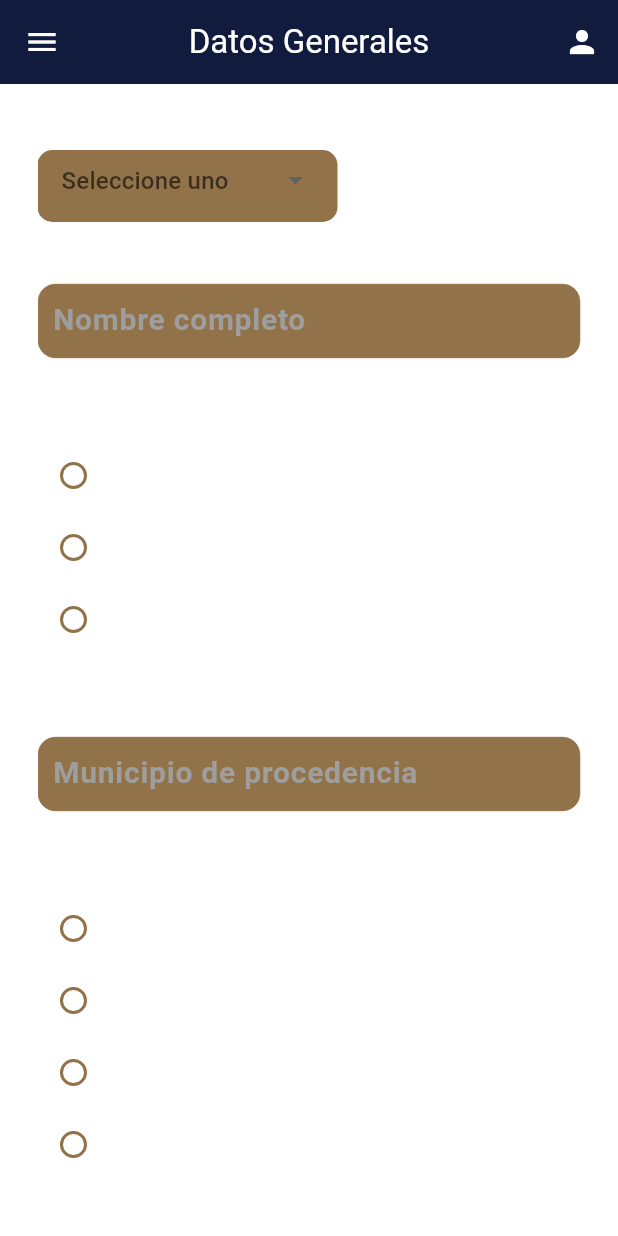
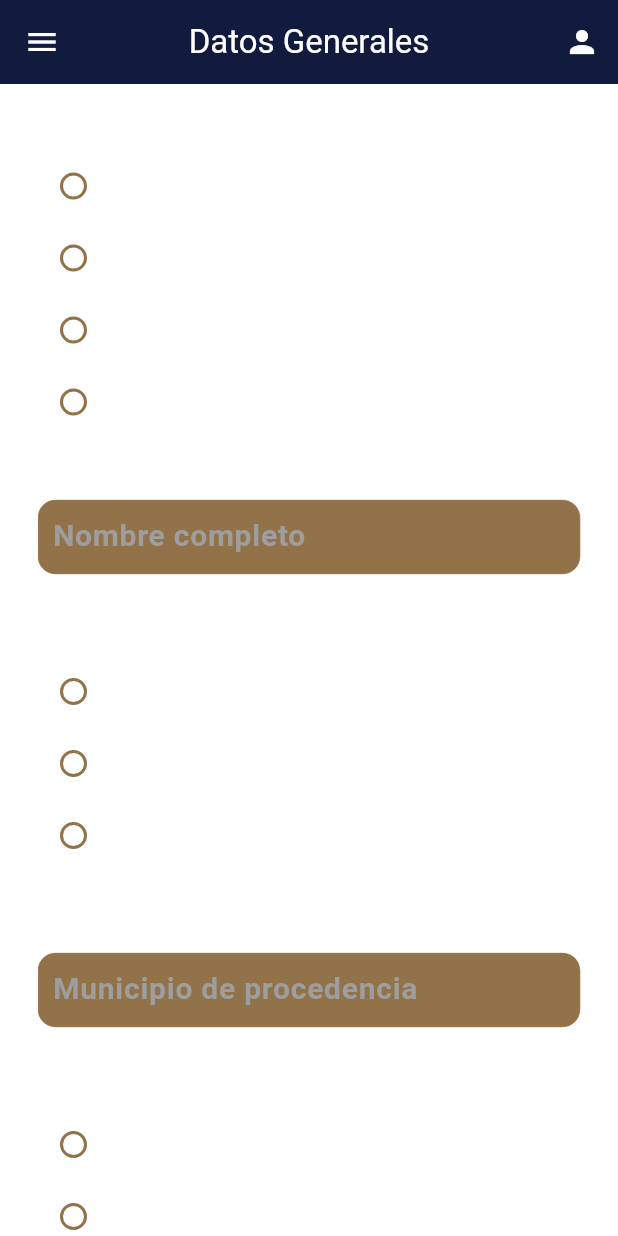
Before and after one commit to Alexlife2002003/CASE, a Flutter app: the DatosGenerales screen opened directly, on a phone screen of 412 x 824 dp. Run offline on Flutter 3.47's test engine with Material 3 defaults, Android fonts, the phone set to English and light mode, and no system bars.

Commit message:
Datos Generales

```diff
--- a/case_cuestionario/lib/screens/Cuestionarios/DatosGenerales.dart
+++ b/case_cuestionario/lib/screens/Cuestionarios/DatosGenerales.dart
@@ -74,43 +74,127 @@ class _DatosGeneralesState extends State<DatosGenerales> {
                     style: TextStyle(fontSize: 25, fontWeight: FontWeight.bold),
                   ),
                 ),
-                Container(
-                  width: 200,
-                  padding: EdgeInsets.fromLTRB(16, 8, 16, 16),
-                  decoration: BoxDecoration(
-                    color: Theme.of(context).colorScheme.onBackground,
-                    borderRadius: BorderRadius.circular(10.0),
-                  ),
-                  child: DropdownButtonFormField<String>(
-                    value: selectedSemester,
-                    decoration:
-                        InputDecoration.collapsed(hintText: 'Seleccione uno'),
-                    dropdownColor: Theme.of(context).colorScheme.onBackground,
-                    icon: Icon(Icons.arrow_drop_down),
-                    iconSize: 24,
-                    elevation: 16,
-                    onChanged: (String? newValue) {
-                      setState(() {
-                        selectedSemester = newValue;
-                      });
-                    },
-                    items: <String>[
-                      'Tercer semestre',
-                      'Quinto semestre',
-                      'Séptimo semestre',
-                      'Noveno semestre',
-                    ].map<DropdownMenuItem<String>>((String value) {
-                      return DropdownMenuItem<String>(
-                        value: value,
-                        child: Text(
-                          value,
-                          style: TextStyle(
-                              color: Theme.of(context).colorScheme.background),
+                Column(
+                  children: [
+                    Row(
+                      children: [
+                        Radio(
+                          value: 'Tercer',
+                          groupValue: selectedSemester,
+                          onChanged: (value) {
+                            setState(() {
+                              selectedSemester = value.toString();
+                            });
+                          },
+                          activeColor:
+                              Theme.of(context).colorScheme.onBackground,
+                          fillColor: MaterialStateColor.resolveWith(
+                            (states) {
+                              if (states.contains(MaterialState.selected)) {
+                                return Theme.of(context)
+                                    .colorScheme
+                                    .onBackground;
+                              } else {
+                                return Theme.of(context)
+                                    .colorScheme
+                                    .onBackground; // Set the color for unselected state
+                              }
+                            },
+                          ),
                         ),
-                      );
-                    }).toList(),
-                  ),
+                        Text('Tercer semestre', style: TextStyle(fontSize: 20)),
+                      ],
+                    ),
+                    Row(
+                      children: [
+                        Radio(
+                          value: 'Quinto',
+                          groupValue: selectedSemester,
+                          onChanged: (value) {
+                            setState(() {
+                              selectedSemester = value.toString();
+                            });
+                          },
+                          activeColor:
+                              Theme.of(context).colorScheme.onBackground,
+                          fillColor: MaterialStateColor.resolveWith(
+                            (states) {
+                              if (states.contains(MaterialState.selected)) {
+                                return Theme.of(context)
+                                    .colorScheme
+                                    .onBackground;
+                              } else {
+                                return Theme.of(context)
+                                    .colorScheme
+                                    .onBackground;
+                              }
+                            },
+                          ),
+                        ),
+                        Text('Quinto semestre', style: TextStyle(fontSize: 20)),
+                      ],
+                    ),
+                    Row(
+                      children: [
+                        Radio(
+                          value: 'Septimo',
+                          groupValue: selectedSemester,
+                          onChanged: (value) {
+                            setState(() {
+                              selectedSemester = value.toString();
+                            });
+                          },
+                          activeColor:
+                              Theme.of(context).colorScheme.onBackground,
+                          fillColor: MaterialStateColor.resolveWith(
+                            (states) {
+                              if (states.contains(MaterialState.selected)) {
+                                return Theme.of(context)
+                                    .colorScheme
+                                    .onBackground;
+                              } else {
+                                return Theme.of(context)
+                                    .colorScheme
+                                    .onBackground;
+                              }
+                            },
+                          ),
+                        ),
+                        Text('Séptimo semestre', style: TextStyle(fontSize: 20)),
+                      ],
+                    ),
+                    Row(
+                      children: [
+                        Radio(
+                          value: 'Noveno',
+                          groupValue: selectedSemester,
+                          onChanged: (value) {
+                            setState(() {
+                              selectedSemester = value.toString();
+                            });
+                          },
+                          activeColor:
+                              Theme.of(context).colorScheme.onBackground,
+                          fillColor: MaterialStateColor.resolveWith(
+                            (states) {
+                              if (states.contains(MaterialState.selected)) {
+                                return Theme.of(context)
+                                    .colorScheme
+                                    .onBackground;
+                              } else {
+                                return Theme.of(context)
+                                    .colorScheme
+                                    .onBackground;
+                              }
+                            },
+                          ),
+                        ),
+                        Text('Noveno semestre', style: TextStyle(fontSize: 20)),
+                      ],
+                    ),
+                  ],
                 ),
+
                 SizedBox(
                   height: 10,
                 ),
```
